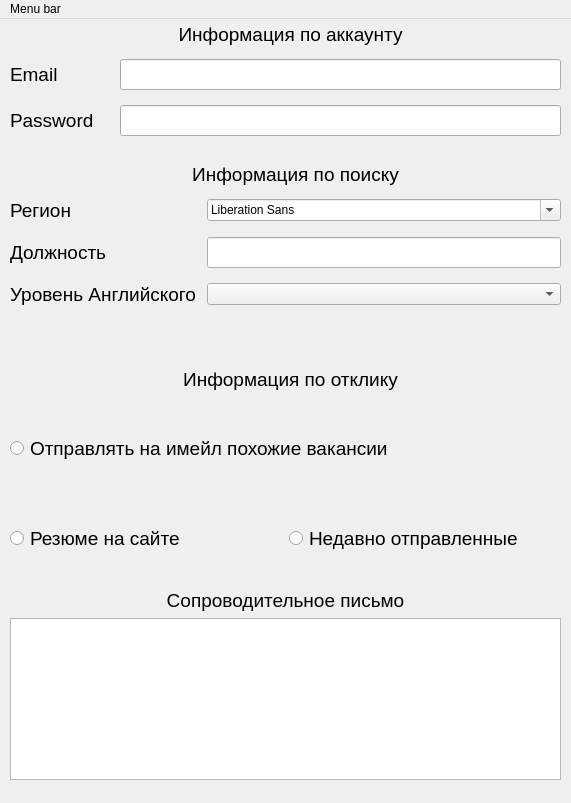
Klukvas/diplom-job-search, file ui_components/design_v1.ui: the form before one commit.
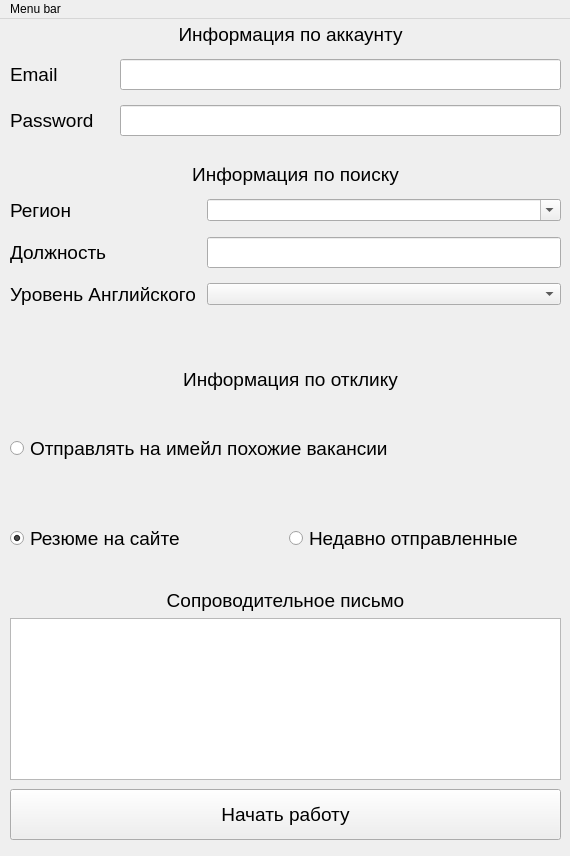
The form after the commit.

Diff of the .ui file:
```diff
--- a/ui_components/design_v1.ui
+++ b/ui_components/design_v1.ui
@@ -6,8 +6,8 @@
    <rect>
     <x>0</x>
     <y>0</y>
-    <width>571</width>
-    <height>803</height>
+    <width>570</width>
+    <height>856</height>
    </rect>
   </property>
   <property name="sizePolicy">
@@ -16,9 +16,24 @@
     <verstretch>0</verstretch>
    </sizepolicy>
   </property>
+  <property name="minimumSize">
+   <size>
+    <width>570</width>
+    <height>856</height>
+   </size>
+  </property>
+  <property name="maximumSize">
+   <size>
+    <width>570</width>
+    <height>856</height>
+   </size>
+  </property>
   <property name="windowTitle">
    <string>MainWindow</string>
   </property>
+  <property name="documentMode">
+   <bool>false</bool>
+  </property>
   <widget class="QWidget" name="centralwidget">
    <widget class="QWidget" name="horizontalLayoutWidget">
     <property name="geometry">
@@ -32,6 +47,9 @@
     <layout class="QHBoxLayout" name="horizontalLayout">
      <item>
       <widget class="QRadioButton" name="onSite">
+       <property name="enabled">
+        <bool>true</bool>
+       </property>
        <property name="font">
         <font>
          <pointsize>14</pointsize>
@@ -40,6 +58,9 @@
        <property name="text">
         <string>Резюме на сайте</string>
        </property>
+       <property name="checked">
+        <bool>true</bool>
+       </property>
       </widget>
      </item>
      <item>
@@ -213,9 +234,6 @@
        </property>
       </widget>
      </item>
-     <item row="0" column="1">
-      <widget class="QFontComboBox" name="region"/>
-     </item>
      <item row="1" column="1">
       <widget class="QLineEdit" name="position">
        <property name="font">
@@ -228,6 +246,13 @@
      <item row="2" column="1">
       <widget class="QComboBox" name="engLvl"/>
      </item>
+     <item row="0" column="1">
+      <widget class="QComboBox" name="region">
+       <property name="editable">
+        <bool>true</bool>
+       </property>
+      </widget>
+     </item>
     </layout>
    </widget>
    <widget class="QLabel" name="label_14">
@@ -323,13 +348,31 @@
      </item>
     </layout>
    </widget>
+   <widget class="QPushButton" name="pushButton">
+    <property name="geometry">
+     <rect>
+      <x>10</x>
+      <y>770</y>
+      <width>551</width>
+      <height>51</height>
+     </rect>
+    </property>
+    <property name="font">
+     <font>
+      <pointsize>14</pointsize>
+     </font>
+    </property>
+    <property name="text">
+     <string>Начать работу</string>
+    </property>
+   </widget>
   </widget>
   <widget class="QMenuBar" name="menubar">
    <property name="geometry">
     <rect>
      <x>0</x>
      <y>0</y>
-     <width>571</width>
+     <width>570</width>
      <height>26</height>
     </rect>
    </property>
```
Left out of the diff: 9 changed lines with no effect on the pictures.
